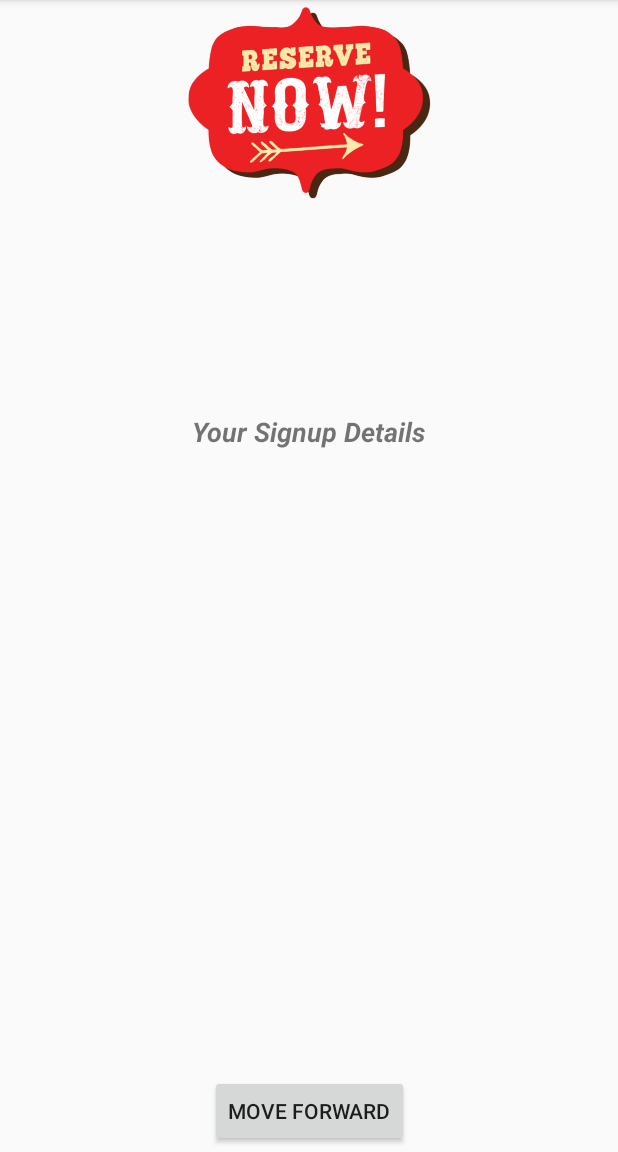
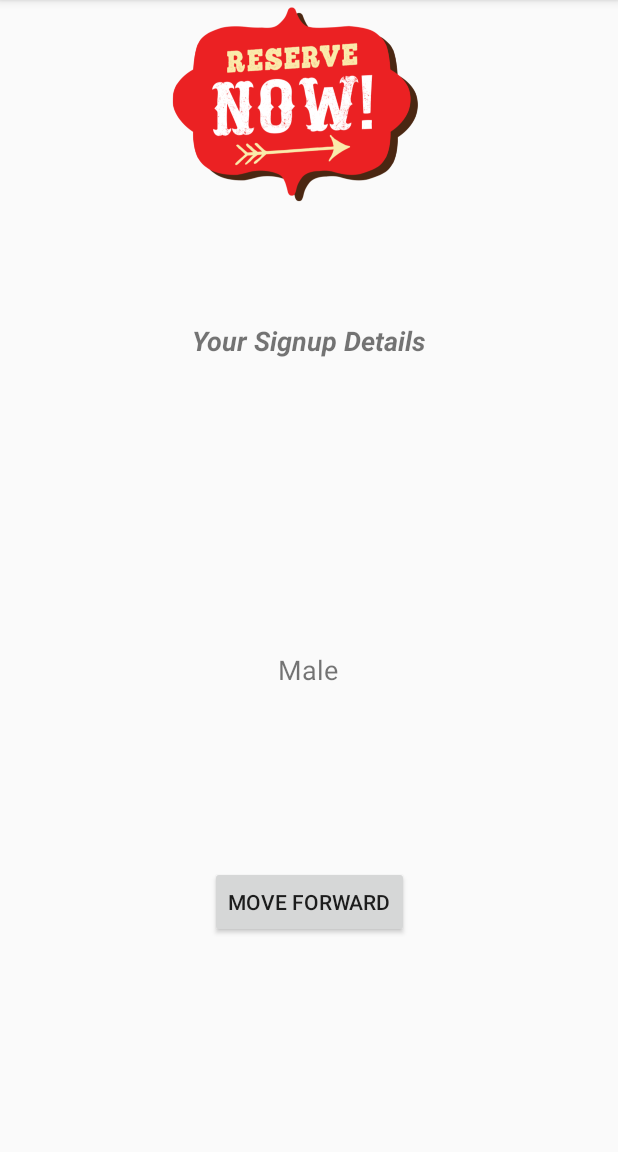
Before and after one commit to Azanb30/MAD, an Android app: the RegistrationActivity4 screen opened directly, with no data from a screen before it, on a phone screen of 412 x 824 dp, the part 84-1236 px from its top. Run offline under Robolectric (Android 15) with nearby library versions, the phone set to English and light mode, and no system bars; 1 statement that could not run was skipped.

Commit message:
Registration page with databases

```diff
--- a/ReserveIT/app/src/main/java/com/example/irtazanadeem/madproject/RegistrationActivity2.java
+++ b/ReserveIT/app/src/main/java/com/example/irtazanadeem/madproject/RegistrationActivity2.java
@@ -1,6 +1,8 @@
 package com.example.irtazanadeem.madproject;
 
+import android.content.Context;
 import android.content.Intent;
+import android.content.SharedPreferences;
 import android.support.v7.app.AppCompatActivity;
 import android.os.Bundle;
 import android.view.View;
@@ -28,8 +30,12 @@ public class RegistrationActivity2 extends AppCompatActivity {
             @Override
             public void onClick(View v) {
                 int radioId = radioGroup.getCheckedRadioButtonId();
-
+                SharedPreferences sharedpref = getSharedPreferences("User Info", Context.MODE_PRIVATE);
+                SharedPreferences.Editor editor = sharedpref.edit();
                 radioButton = findViewById(radioId);
+                String str = radioButton.getText().toString();
+                editor.putString("Gender",str);
+                editor.apply();
                 startActivity(i);
 
             }
--- a/ReserveIT/app/src/main/java/com/example/irtazanadeem/madproject/RegistrationActivity4.java
+++ b/ReserveIT/app/src/main/java/com/example/irtazanadeem/madproject/RegistrationActivity4.java
@@ -8,6 +8,7 @@ import android.os.Bundle;
 import android.view.View;
 import android.widget.Button;
 import android.widget.TextView;
+import android.widget.Toast;
 
 public class RegistrationActivity4 extends AppCompatActivity {
 
@@ -15,32 +16,44 @@ public class RegistrationActivity4 extends AppCompatActivity {
     TextView textView_2;
     TextView textView_3;
     TextView textView_4;
+    TextView textView_5;
+    SQLiteHelper myDatabase;
     Button button;
     Intent i;
     @Override
     protected void onCreate(Bundle savedInstanceState) {
         super.onCreate(savedInstanceState);
         setContentView(R.layout.activity_registration_activity4);
+        myDatabase = new SQLiteHelper(this);
         textView_1 = findViewById(R.id.textView4);
         textView_2 = findViewById(R.id.textView7);
         textView_3 = findViewById(R.id.textView8);
         textView_4 = findViewById(R.id.textView9);
+        textView_5 = findViewById(R.id.textView10);
         button = findViewById(R.id.button4);
-        i = new Intent(this,RegistrationActivity3.class);//yahn sy load ho gi irtaza ki login page
+        i = new Intent(this,IndexActivity.class);//yahn sy load ho gi irtaza ki login page
         SharedPreferences sharedpref = getSharedPreferences("User Info",Context.MODE_PRIVATE);
-        String name = sharedpref.getString("FirstName","");
-        String sn = sharedpref.getString("SurName","");
-        String m = sharedpref.getString("Number","");
-        String e = sharedpref.getString("Email","");
+        final String name = sharedpref.getString("FirstName","");
+        final String sn = sharedpref.getString("SurName","");
+        final String m = sharedpref.getString("Number","");
+        final String e = sharedpref.getString("Email","");
+        final String g = sharedpref.getString("Gender","");
+        final String p = sharedpref.getString("pass","");
         textView_1.setText(name);
         textView_2.setText(sn);
         textView_3.setText(m);
         textView_4.setText(e);
+        textView_5.setText(g);
         button.setOnClickListener(new View.OnClickListener() {
             @Override
             public void onClick(View v) {
+
+                boolean isInserted = myDatabase.insertData(e,name,sn,g,m,p);
+                if (isInserted == true)
+                    Toast.makeText(RegistrationActivity4.this,"Data Inserted",Toast.LENGTH_LONG).show();
+                else
+                    Toast.makeText(RegistrationActivity4.this,"Data Not Inserted",Toast.LENGTH_LONG).show();
                 startActivity(i);
-
             }
         });
     }
--- a/ReserveIT/app/src/main/java/com/example/irtazanadeem/madproject/RegistrationActivity5.java
+++ b/ReserveIT/app/src/main/java/com/example/irtazanadeem/madproject/RegistrationActivity5.java
@@ -1,6 +1,8 @@
 package com.example.irtazanadeem.madproject;
 
+import android.content.Context;
 import android.content.Intent;
+import android.content.SharedPreferences;
 import android.support.v7.app.AppCompatActivity;
 import android.os.Bundle;
 import android.view.View;
@@ -25,6 +27,10 @@ public class RegistrationActivity5 extends AppCompatActivity {
             if (edit_Text_7.getText().toString().equals(edit_Text_8.getText().toString()))
             {
                 Toast.makeText(this,"Sign Up Successfully",Toast.LENGTH_LONG).show();
+                SharedPreferences sharedpref = getSharedPreferences("User Info", Context.MODE_PRIVATE);
+                SharedPreferences.Editor editor = sharedpref.edit();
+                editor.putString("pass",edit_Text_7.getText().toString());
+                editor.apply();
                 Intent i = new Intent(this,RegistrationActivity4.class);
                 startActivity(i);
             }
--- a/ReserveIT/app/src/main/res/layout/activity_registration_activity3.xml
+++ b/ReserveIT/app/src/main/res/layout/activity_registration_activity3.xml
@@ -50,8 +50,8 @@
         android:id="@+id/button3"
         android:layout_width="wrap_content"
         android:layout_height="wrap_content"
-        android:text="@string/signup"
         android:onClick="onClick_button"
+        android:text="@string/nextttt"
         app:layout_constraintBottom_toBottomOf="parent"
         app:layout_constraintEnd_toEndOf="parent"
         app:layout_constraintStart_toStartOf="parent"
--- a/ReserveIT/app/src/main/res/layout/activity_registration_activity4.xml
+++ b/ReserveIT/app/src/main/res/layout/activity_registration_activity4.xml
@@ -14,10 +14,11 @@
         android:text="@string/textview"
         android:textSize="18sp"
         app:layout_constraintBottom_toBottomOf="parent"
-        app:layout_constraintEnd_toEndOf="parent"
+        app:layout_constraintEnd_toStartOf="@+id/textView7"
         app:layout_constraintHorizontal_bias="0.5"
         app:layout_constraintStart_toStartOf="parent"
-        app:layout_constraintTop_toTopOf="parent" />
+        app:layout_constraintTop_toTopOf="parent"
+        app:layout_constraintVertical_bias="0.414" />
 
     <TextView
         android:id="@+id/textView6"
@@ -30,15 +31,16 @@
         app:layout_constraintEnd_toEndOf="parent"
         app:layout_constraintStart_toStartOf="parent"
         app:layout_constraintTop_toTopOf="parent"
-        app:layout_constraintVertical_bias="0.37" />
+        app:layout_constraintVertical_bias="0.289" />
 
     <ImageView
         android:id="@+id/imageView3"
         android:layout_width="254dp"
-        android:layout_height="137dp"
+        android:layout_height="139dp"
         android:contentDescription="@string/todo"
         app:layout_constraintBottom_toBottomOf="parent"
         app:layout_constraintEnd_toEndOf="parent"
+        app:layout_constraintHorizontal_bias="0.445"
         app:layout_constraintStart_toStartOf="parent"
         app:layout_constraintTop_toTopOf="parent"
         app:layout_constraintVertical_bias="0.0"
@@ -52,9 +54,10 @@
         android:textSize="18sp"
         app:layout_constraintBottom_toBottomOf="parent"
         app:layout_constraintEnd_toEndOf="parent"
-        app:layout_constraintStart_toStartOf="parent"
+        app:layout_constraintHorizontal_bias="0.5"
+        app:layout_constraintStart_toEndOf="@+id/textView4"
         app:layout_constraintTop_toTopOf="parent"
-        app:layout_constraintVertical_bias="0.621" />
+        app:layout_constraintVertical_bias="0.414" />
 
     <TextView
         android:id="@+id/textView8"
@@ -64,9 +67,10 @@
         android:textSize="18sp"
         app:layout_constraintBottom_toBottomOf="parent"
         app:layout_constraintEnd_toEndOf="parent"
+        app:layout_constraintHorizontal_bias="0.498"
         app:layout_constraintStart_toStartOf="parent"
         app:layout_constraintTop_toTopOf="parent"
-        app:layout_constraintVertical_bias="0.874" />
+        app:layout_constraintVertical_bias="0.661" />
 
     <TextView
         android:id="@+id/textView9"
@@ -76,9 +80,9 @@
         android:textSize="18sp"
         app:layout_constraintBottom_toBottomOf="parent"
         app:layout_constraintEnd_toEndOf="parent"
+        app:layout_constraintHorizontal_bias="0.5"
         app:layout_constraintStart_toStartOf="parent"
-        app:layout_constraintTop_toTopOf="parent"
-        app:layout_constraintVertical_bias="0.755" />
+        app:layout_constraintTop_toTopOf="parent" />
 
     <Button
         android:id="@+id/button4"
@@ -89,5 +93,18 @@
         app:layout_constraintEnd_toEndOf="parent"
         app:layout_constraintStart_toStartOf="parent"
         app:layout_constraintTop_toTopOf="parent"
-        app:layout_constraintVertical_bias="0.995" />
+        app:layout_constraintVertical_bias="0.802" />
+
+    <TextView
+        android:id="@+id/textView10"
+        android:layout_width="wrap_content"
+        android:layout_height="wrap_content"
+        android:text="@string/g"
+        android:textSize="18sp"
+        app:layout_constraintBottom_toBottomOf="parent"
+        app:layout_constraintEnd_toEndOf="parent"
+        app:layout_constraintHorizontal_bias="0.498"
+        app:layout_constraintStart_toStartOf="parent"
+        app:layout_constraintTop_toTopOf="parent"
+        app:layout_constraintVertical_bias="0.584" />
 </android.support.constraint.ConstraintLayout>
--- a/ReserveIT/app/src/main/res/values/strings.xml
+++ b/ReserveIT/app/src/main/res/values/strings.xml
@@ -39,4 +39,6 @@
     <string name="your_s_password">Your\'s Password</string>
     <string name="password">Password</string>
     <string name="confirm_pass">Confirm Pass</string>
+    <string name="g">TextView</string>
+    <string name="nextttt">Next</string>
 </resources>
```
